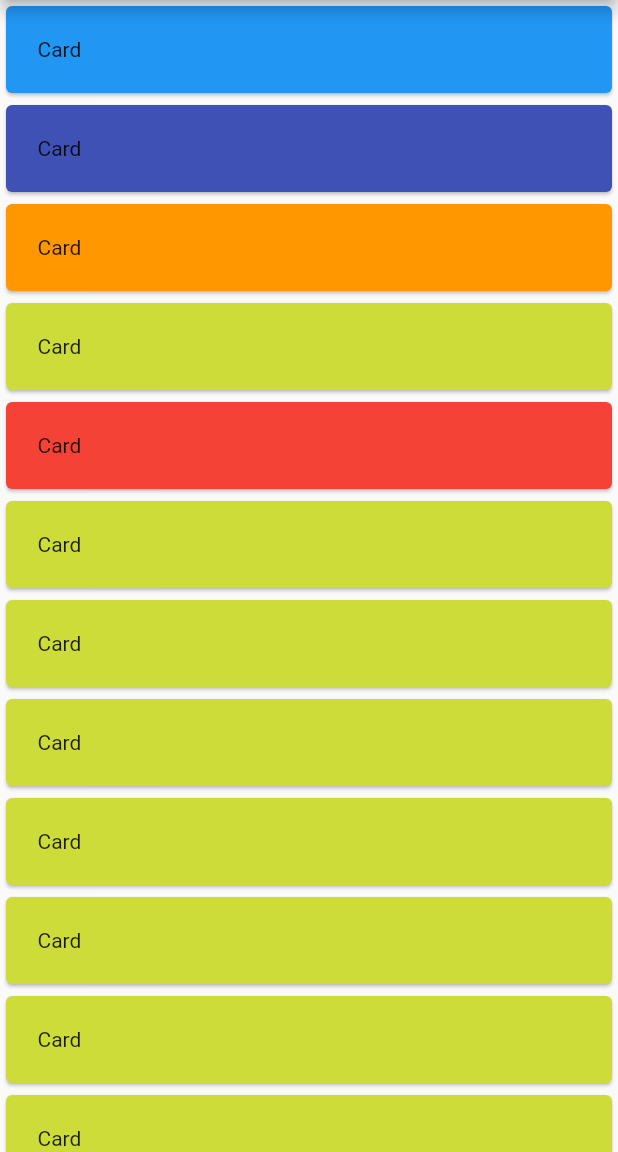
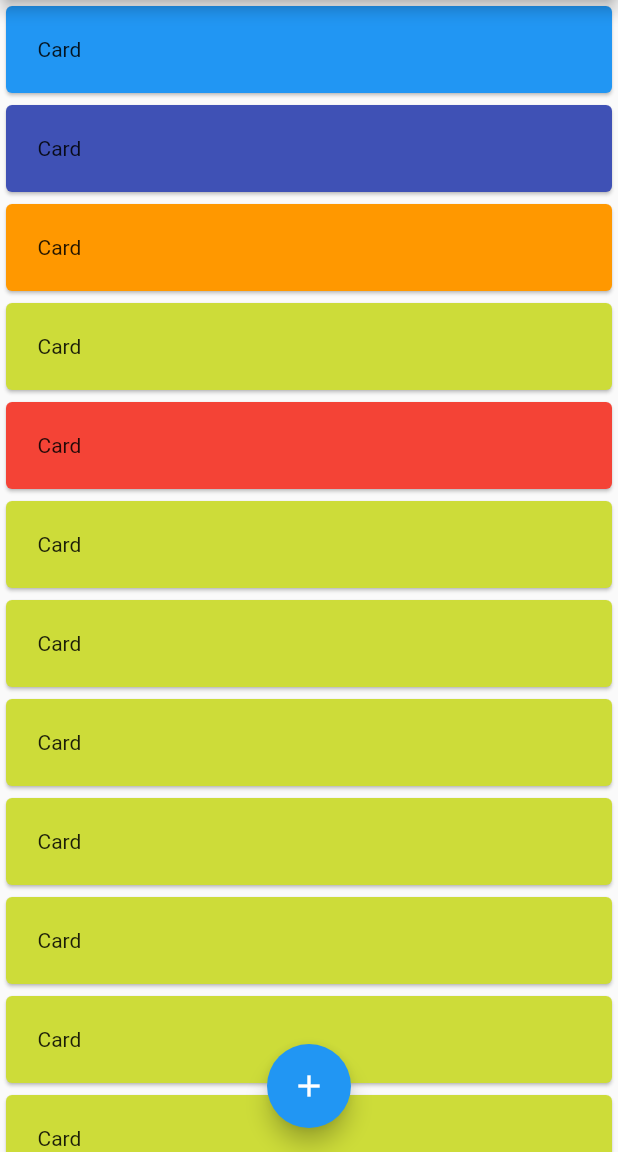
Before and after one commit to iRaySpace/flutter_todo, a Flutter app: the screen it shows after launch, on a phone screen of 412 x 824 dp, the part 84-1236 px from its top. Run offline on Flutter 3.47's test engine with Material 2 defaults, Android fonts, the phone set to English and light mode, and no system bars.

Commit message:
feat: added fab on todo_list

```diff
--- a/lib/presentation/screens/todo_list/todo_list.dart
+++ b/lib/presentation/screens/todo_list/todo_list.dart
@@ -9,6 +9,11 @@ class TodoListScreen extends StatelessWidget {
       title: Text('Todo List'),
       centerTitle: true,
     ),
+    floatingActionButton: FloatingActionButton(
+      child: Icon(Icons.add),
+      onPressed: () { print('Add'); },
+    ),
+    floatingActionButtonLocation: FloatingActionButtonLocation.centerFloat,
     body: Container(
       child: SingleChildScrollView(
         child: Column(
```
